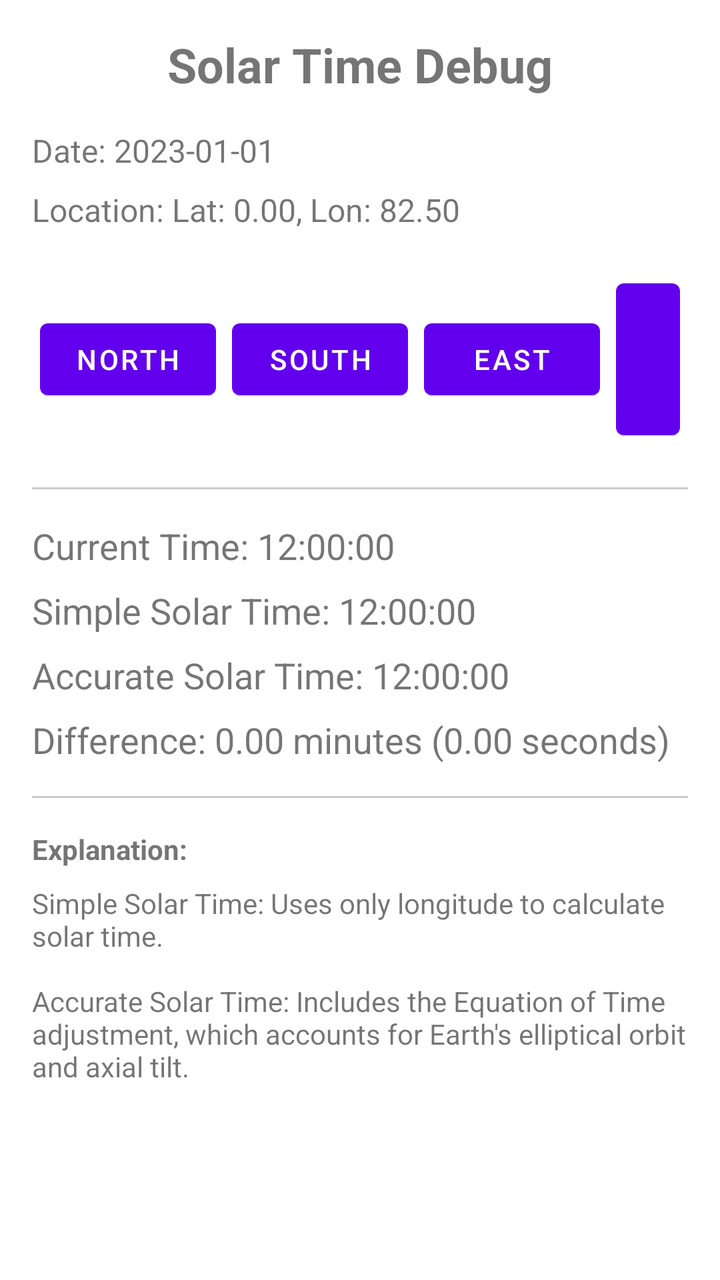
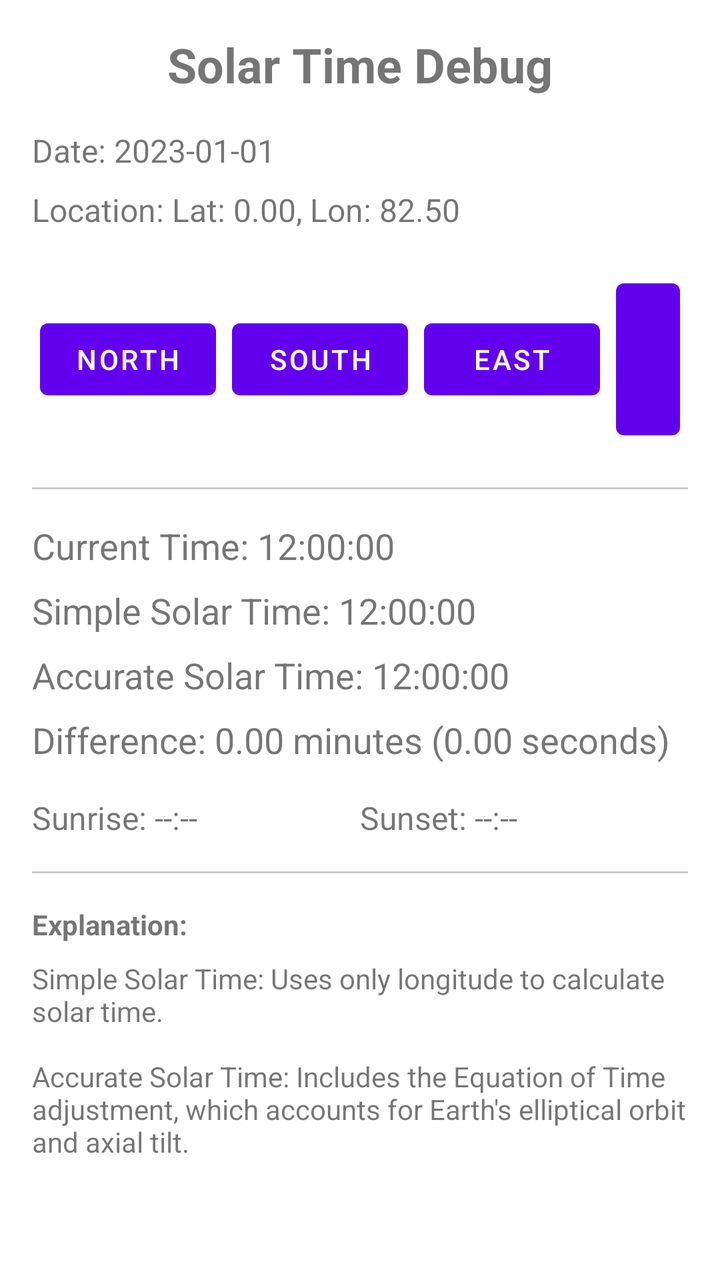

The first picture is an Android layout as it rendered before a commit; the second is the same layout after the commit. The layout source and the unified diff follow.
<!-- AndroidManifest.xml: application theme Theme.MyApplication -->
<!-- res/layout/activity_solar_time_debug.xml -->
<?xml version="1.0" encoding="utf-8"?>
<LinearLayout xmlns:android="http://schemas.android.com/apk/res/android"
    android:layout_width="match_parent"
    android:layout_height="match_parent"
    android:orientation="vertical"
    android:padding="16dp">

    <TextView
        android:id="@+id/titleTextView"
        android:layout_width="match_parent"
        android:layout_height="wrap_content"
        android:text="Solar Time Debug"
        android:textSize="24sp"
        android:textStyle="bold"
        android:gravity="center"
        android:layout_marginBottom="16dp" />

    <TextView
        android:id="@+id/dateTextView"
        android:layout_width="match_parent"
        android:layout_height="wrap_content"
        android:text="Date: 2023-01-01"
        android:textSize="16sp"
        android:layout_marginBottom="8dp" />

    <TextView
        android:id="@+id/locationTextView"
        android:layout_width="match_parent"
        android:layout_height="wrap_content"
        android:text="Location: Lat: 0.00, Lon: 82.50"
        android:textSize="16sp"
        android:layout_marginBottom="16dp" />

    <LinearLayout
        android:layout_width="match_parent"
        android:layout_height="wrap_content"
        android:orientation="horizontal"
        android:gravity="center"
        android:layout_marginBottom="16dp">

        <Button
            android:id="@+id/northButton"
            android:layout_width="wrap_content"
            android:layout_height="wrap_content"
            android:text="North"
            android:layout_margin="4dp" />

        <Button
            android:id="@+id/southButton"
            android:layout_width="wrap_content"
            android:layout_height="wrap_content"
            android:text="South"
            android:layout_margin="4dp" />

        <Button
            android:id="@+id/eastButton"
            android:layout_width="wrap_content"
            android:layout_height="wrap_content"
            android:text="East"
            android:layout_margin="4dp" />

        <Button
            android:id="@+id/westButton"
            android:layout_width="wrap_content"
            android:layout_height="wrap_content"
            android:text="West"
            android:layout_margin="4dp" />
    </LinearLayout>

    <View
        android:layout_width="match_parent"
        android:layout_height="1dp"
        android:background="#CCCCCC"
        android:layout_marginBottom="16dp" />

    <TextView
        android:id="@+id/currentTimeTextView"
        android:layout_width="match_parent"
        android:layout_height="wrap_content"
        android:text="Current Time: 12:00:00"
        android:textSize="18sp"
        android:layout_marginBottom="8dp" />

    <TextView
        android:id="@+id/simpleSolarTimeTextView"
        android:layout_width="match_parent"
        android:layout_height="wrap_content"
        android:text="Simple Solar Time: 12:00:00"
        android:textSize="18sp"
        android:layout_marginBottom="8dp" />

    <TextView
        android:id="@+id/accurateSolarTimeTextView"
        android:layout_width="match_parent"
        android:layout_height="wrap_content"
        android:text="Accurate Solar Time: 12:00:00"
        android:textSize="18sp"
        android:layout_marginBottom="8dp" />

    <TextView
        android:id="@+id/differenceTextView"
        android:layout_width="match_parent"
        android:layout_height="wrap_content"
        android:text="Difference: 0.00 minutes (0.00 seconds)"
        android:textSize="18sp"
        android:layout_marginBottom="16dp" />

    <View
        android:layout_width="match_parent"
        android:layout_height="1dp"
        android:background="#CCCCCC"
        android:layout_marginBottom="16dp" />

    <TextView
        android:layout_width="match_parent"
        android:layout_height="wrap_content"
        android:text="Explanation:"
        android:textStyle="bold"
        android:layout_marginBottom="8dp" />

    <TextView
        android:layout_width="match_parent"
        android:layout_height="wrap_content"
        android:text="Simple Solar Time: Uses only longitude to calculate solar time.\n\nAccurate Solar Time: Includes the Equation of Time adjustment, which accounts for Earth's elliptical orbit and axial tilt."
        android:textSize="14sp" />

</LinearLayout>
<!-- resources referenced by this layout -->
<resources>
  <style name="Theme.MyApplication" parent="Theme.MaterialComponents.DayNight.DarkActionBar">
          
          <item name="colorPrimary">@color/purple_500</item>
          <item name="colorPrimaryVariant">@color/purple_700</item>
          <item name="colorOnPrimary">@color/white</item>
          
          <item name="colorSecondary">@color/teal_200</item>
          <item name="colorSecondaryVariant">@color/teal_700</item>
          <item name="colorOnSecondary">@color/black</item>
          
          <item name="android:statusBarColor">?attr/colorPrimaryVariant</item>
          
      </style>
  <color name="purple_500">#FF6200EE</color>
  <color name="purple_700">#FF3700B3</color>
  <color name="white">#FFFFFFFF</color>
  <color name="teal_200">#FF03DAC5</color>
  <color name="teal_700">#FF018786</color>
  <color name="black">#FF000000</color>
</resources>

<!-- the commit's change to res/layout/activity_solar_time_debug.xml (unified diff, before → after) -->
@@ -104,6 +104,29 @@
         android:text="Difference: 0.00 minutes (0.00 seconds)"
         android:textSize="18sp"
         android:layout_marginBottom="16dp" />
+        
+    <LinearLayout
+        android:layout_width="match_parent"
+        android:layout_height="wrap_content"
+        android:orientation="horizontal"
+        android:layout_marginBottom="16dp">
+        
+        <TextView
+            android:id="@+id/sunriseTextView"
+            android:layout_width="0dp"
+            android:layout_height="wrap_content"
+            android:layout_weight="1"
+            android:text="Sunrise: --:--"
+            android:textSize="16sp" />
+            
+        <TextView
+            android:id="@+id/sunsetTextView"
+            android:layout_width="0dp"
+            android:layout_height="wrap_content"
+            android:layout_weight="1"
+            android:text="Sunset: --:--"
+            android:textSize="16sp" />
+    </LinearLayout>
 
     <View
         android:layout_width="match_parent"
